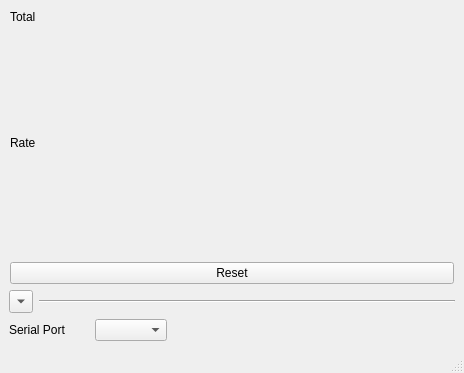
Old version of the form tf02_traffic/main_window.ui in the repository codincodee/tf0x_dev.
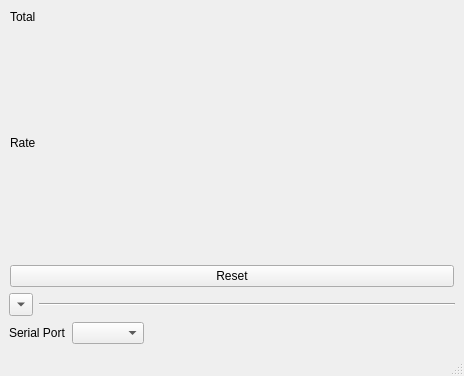
New version of the form.

```diff
--- a/tf02_traffic/main_window.ui
+++ b/tf02_traffic/main_window.ui
@@ -7,7 +7,7 @@
     <x>0</x>
     <y>0</y>
     <width>464</width>
-    <height>311</height>
+    <height>376</height>
    </rect>
   </property>
   <property name="windowTitle">
@@ -1039,24 +1039,6 @@
        <layout class="QHBoxLayout" name="horizontalLayout_3">
         <item>
          <widget class="QLabel" name="SerialPortLabel">
-          <property name="sizePolicy">
-           <sizepolicy hsizetype="Fixed" vsizetype="Preferred">
-            <horstretch>0</horstretch>
-            <verstretch>0</verstretch>
-           </sizepolicy>
-          </property>
-          <property name="minimumSize">
-           <size>
-            <width>80</width>
-            <height>0</height>
-           </size>
-          </property>
-          <property name="maximumSize">
-           <size>
-            <width>80</width>
-            <height>16777215</height>
-           </size>
-          </property>
           <property name="text">
            <string>Serial Port</string>
           </property>
```
Left out of the diff: 2 changed lines with no effect on the pictures.
